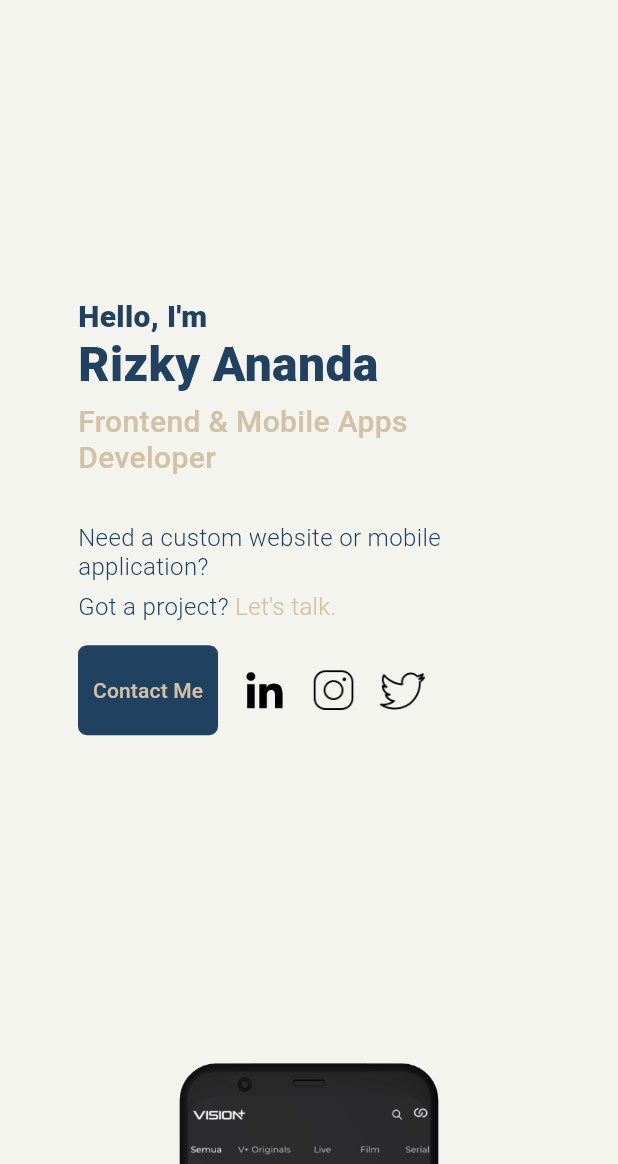
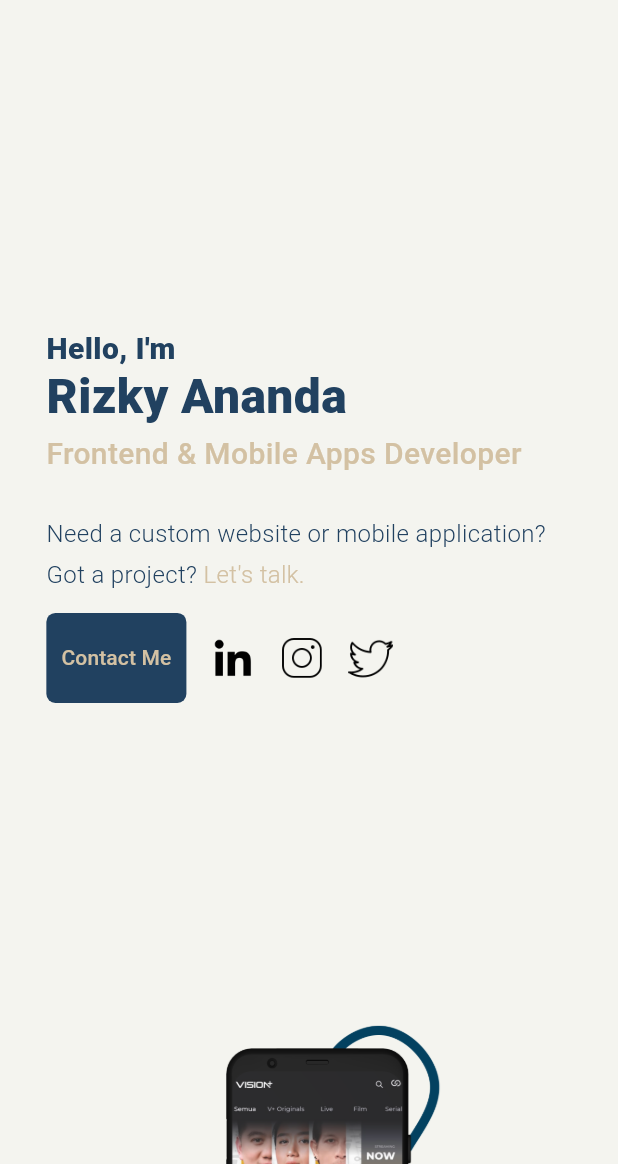
Before and after one commit to ekyrizky/ekyrizky-web-portfolio, a Flutter app: the screen it shows after launch, on a phone screen of 412 x 824 dp, the part 72-1236 px from its top. Run offline on Flutter 3.47's test engine with Material 3 defaults, Android fonts, the phone set to English and light mode, and no system bars; our stand-ins replace google_fonts; missing offline and left inert: dart:html; Roboto replaces fonts that are missing (Farro).

Commit message:
update portfolio image

```diff
--- a/lib/components/hero/hero.dart
+++ b/lib/components/hero/hero.dart
@@ -8,17 +8,17 @@ class HeroSection extends StatelessWidget {
   @override
   Widget build(BuildContext context) {
     double heroHeight = MediaQuery.of(context).size.height * .8;
-    double paddingHorizontal = MediaQuery.of(context).size.width /
+    double padding = MediaQuery.of(context).size.width /
         2 *
-        (ScreenHelper.isTablet(context) ? .15 : .30);
+        ScreenHelper.getPadding(context);
 
     return SizedBox(
       height: heroHeight,
       width: double.infinity,
       child: ScreenHelper(
-        desktop: _build(paddingHorizontal),
-        tablet: _build(paddingHorizontal),
-        mobile: _buildMobile(),
+        desktop: _build(padding),
+        tablet: _build(padding),
+        mobile: _buildMobile(padding),
       ),
     );
   }
@@ -51,9 +51,9 @@ class HeroSection extends StatelessWidget {
     );
   }
 
-  Widget _buildMobile() {
-    return const Padding(
-      padding: EdgeInsets.symmetric(horizontal: 52),
+  Widget _buildMobile(double padding) {
+    return Padding(
+      padding: EdgeInsets.symmetric(horizontal: padding),
       child: HeroText(),
     );
   }
--- a/lib/components/portfolio/portfolio_items.dart
+++ b/lib/components/portfolio/portfolio_items.dart
@@ -36,7 +36,7 @@ class PortfolioItems extends StatelessWidget {
             crossAxisAlignment: CrossAxisAlignment.start,
             children: [
               const SizedBox(
-                height: 52,
+                height: 32,
               ),
               Text(
                 data.category,
```
Also changed, not shown: assets/portfolio_cnbc.png, assets/portfolio_cnn.png, assets/portfolio_detikcom.png, assets/portfolio_haibunda.png, assets/portfolio_insertlive.png, assets/portfolio_stonks.png, assets/portfolio_vision.png.
